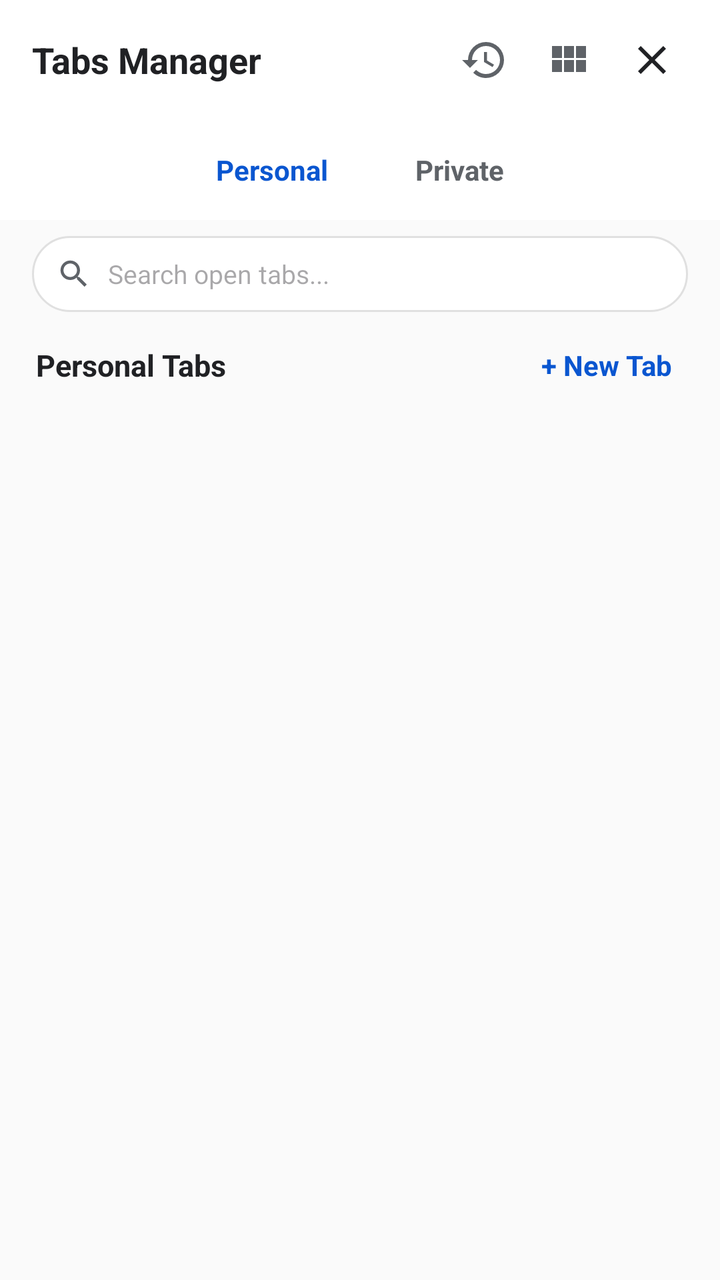
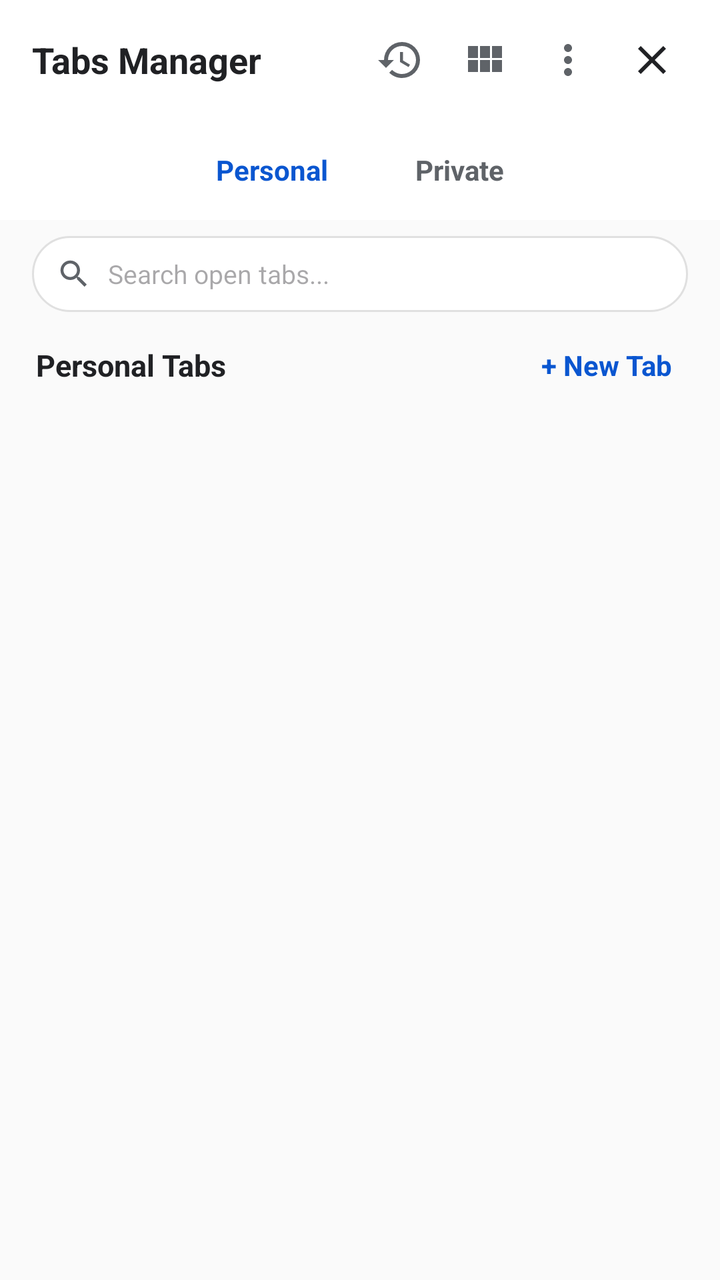

Compare the two renders of this Android layout. The source of the first and the diff that turns it into the second are given below.
<!-- AndroidManifest.xml: application theme Theme.Haze -->
<!-- res/layout/layout_full_screen_tabs.xml -->
<?xml version="1.0" encoding="utf-8"?>
<LinearLayout xmlns:android="http://schemas.android.com/apk/res/android"
    xmlns:app="http://schemas.android.com/apk/res-auto"
    android:layout_width="match_parent"
    android:layout_height="match_parent"
    android:orientation="vertical"
    android:background="#FAFAFA">

    
    <RelativeLayout
        android:layout_width="match_parent"
        android:layout_height="wrap_content"
        android:paddingStart="16dp"
        android:paddingEnd="16dp"
        android:paddingTop="12dp"
        android:paddingBottom="12dp"
        android:background="#FFFFFF">

        <TextView
            android:id="@+id/tvTabsManagerHeader"
            android:layout_width="wrap_content"
            android:layout_height="wrap_content"
            android:text="Tabs Manager"
            android:textSize="18sp"
            android:textStyle="bold"
            android:textColor="#202124"
            android:layout_alignParentStart="true"
            android:layout_centerVertical="true"/>

        <LinearLayout
            android:layout_width="wrap_content"
            android:layout_height="wrap_content"
            android:orientation="horizontal"
            android:gravity="center_vertical"
            android:layout_alignParentEnd="true"
            android:layout_centerVertical="true">

            
            <ImageButton
                android:id="@+id/btnRecentlyClosedTabs"
                android:layout_width="36dp"
                android:layout_height="36dp"
                android:background="?attr/selectableItemBackgroundBorderless"
                android:src="@drawable/ic_restore"
                android:layout_marginEnd="6dp"
                app:tint="#5F6368"
                android:contentDescription="Recently Closed Tabs" />

            
            <ImageButton
                android:id="@+id/btnToggleViewMode"
                android:layout_width="36dp"
                android:layout_height="36dp"
                android:background="?attr/selectableItemBackgroundBorderless"
                android:src="@drawable/ic_grid"
                android:layout_marginEnd="6dp"
                app:tint="#5F6368"
                android:contentDescription="Toggle Grid / List View" />

            <ImageButton
                android:id="@+id/btnCloseTabs"
                android:layout_width="36dp"
                android:layout_height="36dp"
                android:background="?attr/selectableItemBackgroundBorderless"
                android:src="@drawable/ic_close"
                app:tint="#202124"
                android:contentDescription="Close" />
        </LinearLayout>
    </RelativeLayout>

    
    <LinearLayout
        android:layout_width="match_parent"
        android:layout_height="wrap_content"
        android:gravity="center"
        android:paddingTop="6dp"
        android:paddingBottom="6dp"
        android:background="#FFFFFF">

        <LinearLayout
            android:layout_width="wrap_content"
            android:layout_height="38dp"
            android:orientation="horizontal"
            android:gravity="center">

            <TextView
                android:id="@+id/btnTogglePersonal"
                android:layout_width="wrap_content"
                android:layout_height="match_parent"
                android:gravity="center"
                android:paddingStart="22dp"
                android:paddingEnd="22dp"
                android:text="Personal"
                android:textColor="#0A56D0"
                android:textSize="14sp"
                android:textStyle="bold"
                android:clickable="true"
                android:focusable="true"/>

            <TextView
                android:id="@+id/btnTogglePrivate"
                android:layout_width="wrap_content"
                android:layout_height="match_parent"
                android:gravity="center"
                android:paddingStart="22dp"
                android:paddingEnd="22dp"
                android:text="Private"
                android:textColor="#5F6368"
                android:textSize="14sp"
                android:textStyle="bold"
                android:clickable="true"
                android:focusable="true"/>
        </LinearLayout>
    </LinearLayout>

    
    <LinearLayout
        android:layout_width="match_parent"
        android:layout_height="wrap_content"
        android:paddingStart="16dp"
        android:paddingEnd="16dp"
        android:paddingTop="8dp"
        android:paddingBottom="4dp">

        <LinearLayout
            android:layout_width="match_parent"
            android:layout_height="38dp"
            android:background="@drawable/bg_address_bar"
            android:gravity="center_vertical"
            android:paddingStart="12dp"
            android:paddingEnd="12dp">

            <ImageView
                android:layout_width="18dp"
                android:layout_height="18dp"
                android:src="@drawable/ic_search"
                app:tint="#5F6368"
                android:contentDescription="Search" />

            <EditText
                android:id="@+id/etTabSearch"
                android:layout_width="0dp"
                android:layout_height="match_parent"
                android:layout_weight="1"
                android:layout_marginStart="8dp"
                android:background="@null"
                android:hint="Search open tabs..."
                android:textSize="13sp"
                android:textColor="#202124"
                android:singleLine="true"
                android:imeOptions="actionDone"/>

            <ImageButton
                android:id="@+id/btnClearTabSearch"
                android:layout_width="24dp"
                android:layout_height="24dp"
                android:background="?attr/selectableItemBackgroundBorderless"
                android:src="@drawable/ic_close"
                app:tint="#5F6368"
                android:visibility="gone"
                android:contentDescription="Clear Search" />
        </LinearLayout>
    </LinearLayout>

    
    <RelativeLayout
        android:layout_width="match_parent"
        android:layout_height="wrap_content"
        android:paddingStart="18dp"
        android:paddingEnd="18dp"
        android:paddingTop="8dp"
        android:paddingBottom="6dp">

        <TextView
            android:id="@+id/tvCurrentModeLabel"
            android:layout_width="wrap_content"
            android:layout_height="wrap_content"
            android:text="Personal Tabs"
            android:textSize="15sp"
            android:textStyle="bold"
            android:textColor="#202124"
            android:layout_centerVertical="true"/>

        <TextView
            android:id="@+id/btnNewTabAction"
            android:layout_width="wrap_content"
            android:layout_height="wrap_content"
            android:layout_alignParentEnd="true"
            android:layout_centerVertical="true"
            android:text="+ New Tab"
            android:textColor="#0A56D0"
            android:textSize="14sp"
            android:textStyle="bold"
            android:padding="6dp"
            android:background="?attr/selectableItemBackground"/>
    </RelativeLayout>

    
    <androidx.recyclerview.widget.RecyclerView
        android:id="@+id/rvActiveTabs"
        android:layout_width="match_parent"
        android:layout_height="match_parent"
        android:paddingStart="12dp"
        android:paddingEnd="12dp"
        android:paddingBottom="16dp"
        android:clipToPadding="false"/>
</LinearLayout>
<!-- resources referenced by this layout -->
<resources>
  <!-- drawable bg_address_bar (drawable) -->
  <?xml version="1.0" encoding="utf-8"?>
  <shape xmlns:android="http://schemas.android.com/apk/res/android" android:shape="rectangle">
      <solid android:color="#FFFFFF" />
      <corners android:radius="28dp" />
      <stroke android:width="1dp" android:color="#E0E0E0" />
  </shape>
  <!-- drawable ic_close (drawable) -->
  <vector xmlns:android="http://schemas.android.com/apk/res/android"
      android:width="24dp"
      android:height="24dp"
      android:viewportWidth="24"
      android:viewportHeight="24">
      <path
          android:fillColor="#5F6368"
          android:pathData="M19,6.41L17.59,5 12,10.59 6.41,5 5,6.41 10.59,12 5,17.59 6.41,19 12,13.41 17.59,19 19,17.59 13.41,12 19,6.41z"/>
  </vector>
  <!-- drawable ic_grid (drawable) -->
  <vector xmlns:android="http://schemas.android.com/apk/res/android"
      android:width="24dp"
      android:height="24dp"
      android:viewportWidth="24"
      android:viewportHeight="24">
    <path
        android:fillColor="#FF000000"
        android:pathData="M4,11H9V5H4V11M4,18H9V12H4V18M10,18H15V12H10V18M16,18H21V12H16V18M10,11H15V5H10V11M16,5V11H21V5H16Z"/>
  </vector>
  <!-- drawable ic_restore (drawable) -->
  <vector xmlns:android="http://schemas.android.com/apk/res/android"
      android:width="24dp"
      android:height="24dp"
      android:viewportWidth="24"
      android:viewportHeight="24">
    <path
        android:fillColor="#FF000000"
        android:pathData="M13,3A9,9 0 0,0 4,12H1L4.89,15.89L4.96,16.03L9,12H6A7,7 0 0,1 13,5A7,7 0 0,1 20,12A7,7 0 0,1 13,19C11.07,19 9.32,18.21 8.06,16.94L6.64,18.36C8.27,20 10.5,21 13,21A9,9 0 0,0 22,12A9,9 0 0,0 13,3M12,8V13L16.28,15.54L17,14.33L13.5,12.25V8H12Z"/>
  </vector>
  <!-- drawable ic_search (drawable) -->
  <vector xmlns:android="http://schemas.android.com/apk/res/android"
      android:width="24dp"
      android:height="24dp"
      android:viewportWidth="24"
      android:viewportHeight="24">
    <path
        android:fillColor="#5F6368"
        android:pathData="M15.5,14h-0.79l-0.28,-0.27C15.41,12.59 16,11.11 16,9.5 16,5.91 13.09,3 9.5,3S3,5.91 3,9.5 5.91,16 9.5,16c1.61,0 3.09,-0.59 4.23,-1.57l0.27,0.28v0.79l5,4.99L20.49,19l-4.99,-5zM9.5,14C7.01,14 5,11.99 5,9.5S7.01,5 9.5,5 14,7.01 14,9.5 11.99,14 9.5,14z"/>
  </vector>
  <style name="Theme.Haze" parent="Base.Theme.Haze" />
  <style name="Base.Theme.Haze" parent="Theme.Material3.DayNight.NoActionBar">
          
          
      </style>
</resources>

<!-- the commit's change to res/layout/layout_full_screen_tabs.xml (unified diff, before → after) -->
@@ -55,7 +55,18 @@
                 android:src="@drawable/ic_grid"
                 android:layout_marginEnd="6dp"
                 app:tint="#5F6368"
-                android:contentDescription="Toggle Grid / List View" />
+                android:contentDescription="Toggle Grid / Cards / List View" />
+
+            
+            <ImageButton
+                android:id="@+id/btnTabsMoreOptions"
+                android:layout_width="36dp"
+                android:layout_height="36dp"
+                android:background="?attr/selectableItemBackgroundBorderless"
+                android:src="@drawable/ic_more_vert"
+                android:layout_marginEnd="6dp"
+                app:tint="#5F6368"
+                android:contentDescription="Tab Manager Options" />
 
             <ImageButton
                 android:id="@+id/btnCloseTabs"
<!-- resource entries referenced after the edit -->
@@ -27,6 +27,16 @@
         android:fillColor="#FF000000"
         android:pathData="M4,11H9V5H4V11M4,18H9V12H4V18M10,18H15V12H10V18M16,18H21V12H16V18M10,11H15V5H10V11M16,5V11H21V5H16Z"/>
   </vector>
+  <!-- drawable ic_more_vert (drawable) -->
+  <vector xmlns:android="http://schemas.android.com/apk/res/android"
+      android:width="24dp"
+      android:height="24dp"
+      android:viewportWidth="24"
+      android:viewportHeight="24">
+      <path
+          android:fillColor="#202124"
+          android:pathData="M12,8c1.1,0 2,-0.9 2,-2s-0.9,-2 -2,-2 -2,0.9 -2,2 0.9,2 2,2zM12,10c-1.1,0 -2,0.9 -2,2s0.9,2 2,2 2,-0.9 2,-2 -0.9,-2 -2,-2zM12,16c-1.1,0 -2,0.9 -2,2s0.9,2 2,2 2,-0.9 2,-2 -0.9,-2 -2,-2z"/>
+  </vector>
   <!-- drawable ic_restore (drawable) -->
   <vector xmlns:android="http://schemas.android.com/apk/res/android"
       android:width="24dp"
